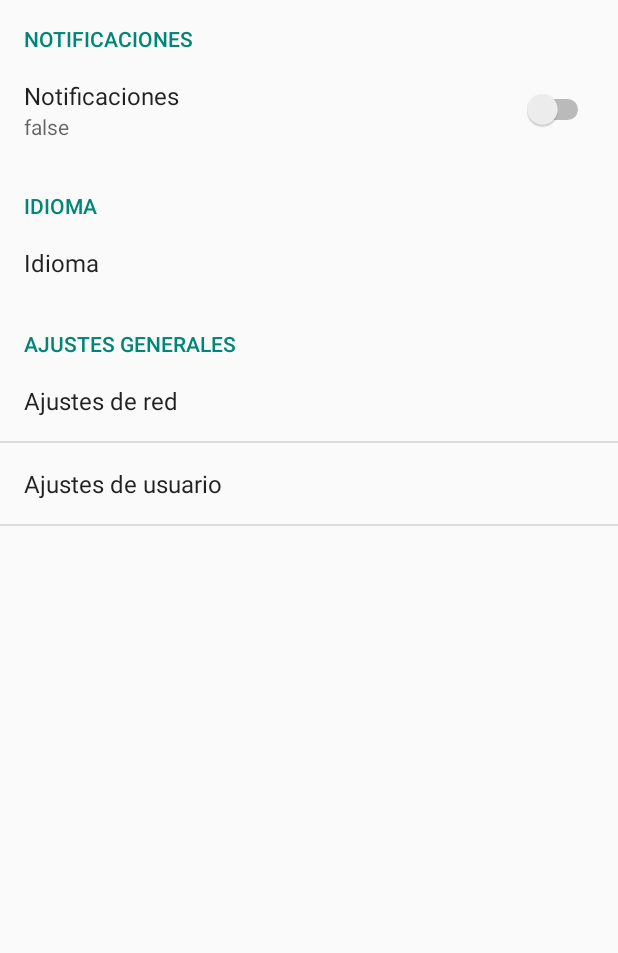
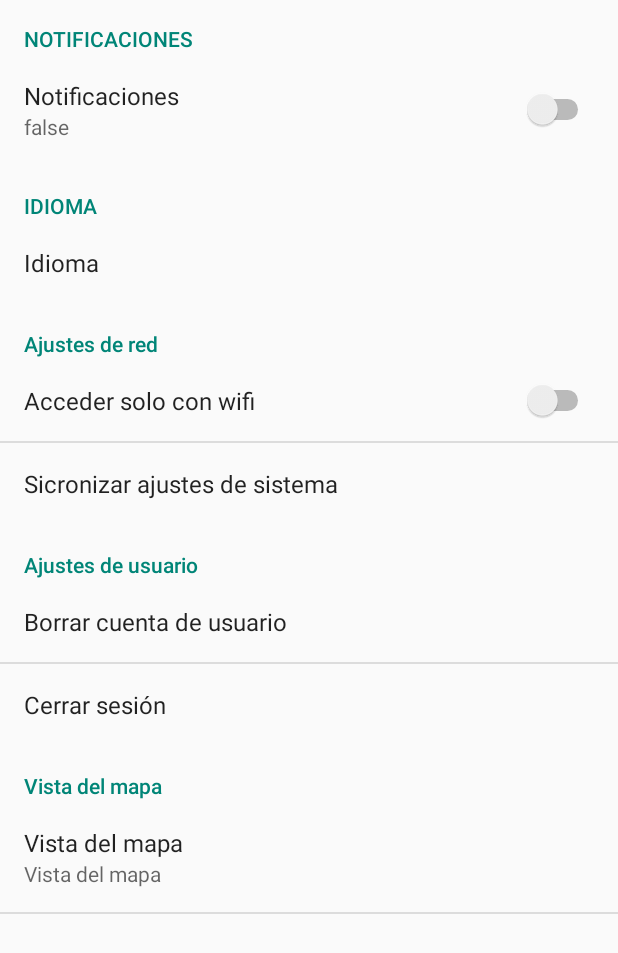
Before and after one commit to Florida2DAM/Denunciaty, an Android app: the SettingsActivity screen opened directly, with no data from a screen before it, on a phone screen of 412 x 824 dp. Shown: the top 953 px of the screen. Run offline under Robolectric (Android 15) with nearby library versions, the phone set to English and light mode, and no system bars.

Commit message:
PreferenciasPutaMare

```diff
--- a/app/src/main/res/values/arrays.xml
+++ b/app/src/main/res/values/arrays.xml
@@ -1,5 +1,17 @@
 <?xml version="1.0" encoding="utf-8"?>
 <resources>
+
+    <string-array name="vistas">
+        <item>Vista normal</item>
+        <item>Vista satelite</item>
+        <item>Vista hibrida</item>
+    </string-array>
+
+    <string-array name="codigo_vistas">
+        <item> normal</item>
+        <item> satelite</item>
+        <item> hibrida</item>
+    </string-array>
 
     <string-array name="idiomas">
         <item >Español</item>
--- a/app/src/main/res/values/strings.xml
+++ b/app/src/main/res/values/strings.xml
@@ -140,6 +140,8 @@
     <string name="pref_cerrarSesion">Cerrar sesión</string>
     <string name="pref_ajustesusuario">Ajustes de usuario</string>
     <string name="pref_austesdered">Ajustes de red</string>
+    <string name="pref_vista">Vista del mapa</string>
+    <string name="pref_vistaas">Vistas</string>
 
 
 </resources>
--- a/app/src/main/res/xml/preferencias.xml
+++ b/app/src/main/res/xml/preferencias.xml
@@ -19,10 +19,8 @@
             android:entryValues="@array/codigo_idiomas" />
     </PreferenceCategory>
 
-    <PreferenceCategory android:title="@string/pref_ajustesGenerales"
+    <PreferenceCategory android:title="@string/pref_austesdered"
         android:icon="@drawable/ic_info_black_24dp">
-
-        <PreferenceScreen android:title="@string/pref_austesdered" android:persistent="false">
             <SwitchPreference
                 android:key="accederWifi"
                 android:summary="@string/preff_Wifi"
@@ -31,14 +29,21 @@
             <Preference android:title="@string/pref_title_system_sync_settings">
                 <intent android:action="android.settings.SYNC_SETTINGS" />
             </Preference>
-        </PreferenceScreen>
-
-        <PreferenceScreen android:title="@string/pref_ajustesusuario" android:persistent="false">
-            <Preference android:title="@string/pref_borrarCuenta"></Preference>
-            <Preference android:title="@string/pref_cerrarSesion"></Preference>
-        </PreferenceScreen>
-
     </PreferenceCategory>
 
+    <PreferenceCategory android:title="@string/pref_ajustesusuario">
+        <Preference android:title="@string/pref_borrarCuenta"></Preference>
+        <Preference android:title="@string/pref_cerrarSesion"></Preference>
+    </PreferenceCategory>
+
+    <PreferenceCategory android:title="@string/pref_vista">
+        <ListPreference
+            android:key="cambiarVista"
+            android:title="@string/pref_vista"
+            android:summary="@string/pref_vista"
+            android:dialogTitle="@string/pref_vistaas"
+            android:entries="@array/vistas"
+            android:entryValues="@array/codigo_vistas" />
+    </PreferenceCategory>
 
 </PreferenceScreen>
```
Also changed, not shown: app/src/main/java/com/denunciaty/denunciaty/NavigationDrawerFragment.java (+4 -4 lines), app/src/main/java/com/denunciaty/denunciaty/PrincipalActivity.java (+11 -0 lines), app/src/main/java/com/denunciaty/denunciaty/SettingsActivity.java (+12 -4 lines).
